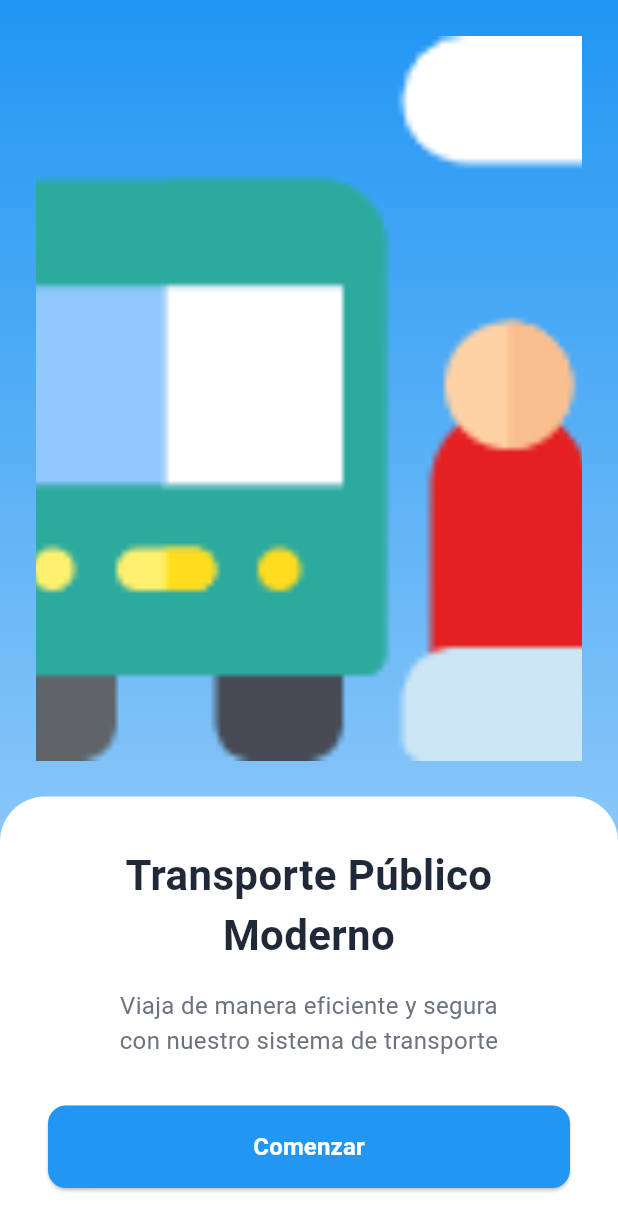
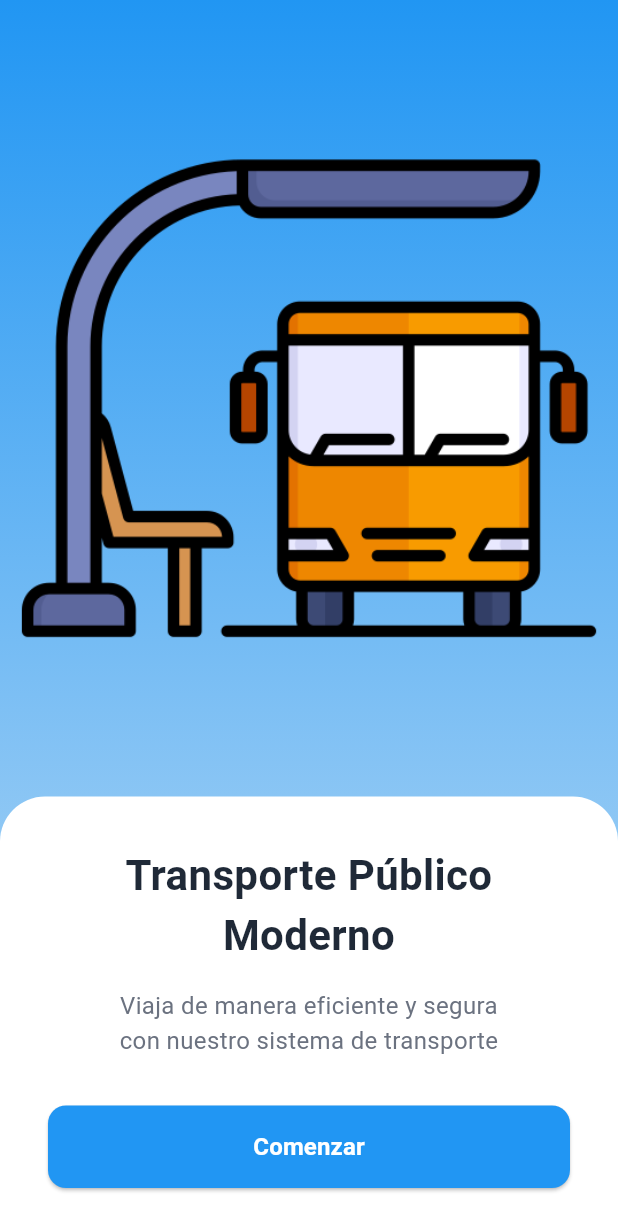
Before and after one commit to wise-owl-dev/Maps, a Flutter app: the screen it shows after launch, on a phone screen of 412 x 824 dp. Shown: the top 1231 px of the screen. Run offline on Flutter 3.47's test engine with Material 3 defaults, Android fonts, the phone set to English and light mode, and no system bars.

Commit message:
Graficación

```diff
--- a/lib/screens/splash/splash_screen.dart
+++ b/lib/screens/splash/splash_screen.dart
@@ -19,8 +19,9 @@ class SplashScreen extends StatelessWidget {
             begin: Alignment.topCenter,
             end: Alignment.bottomCenter,
             colors: [
-              Color.fromARGB(255,33,150,243), // Púrpura más oscuro
-              Color.fromARGB(255, 187, 222, 251), // Púrpura más claro
+              Color.fromARGB(255,33,150,243), // AZUL más oscuro
+               // AZUL más claro
+              Color.fromARGB(255, 195, 223, 245)
             ],
           ),
         ),
@@ -31,14 +32,14 @@ class SplashScreen extends StatelessWidget {
               Expanded(
                 flex: 3,
                 child: Container(
-                  padding: const EdgeInsets.all(24.0),
+                  padding: const EdgeInsets.all(10.0),
                   child: Image.asset(
                     'assets/splash_image.png', // Cambia a un asset local
-                    fit: BoxFit.cover,
+                    fit: BoxFit.contain,
                     errorBuilder: (context, error, stackTrace) {
                       return const Icon(
                         Icons.directions_bus,
-                        size: 120,
+                        size: 700,
                         color: Colors.white,
                       );
                     },
```
Also changed, not shown: assets/splash_image.png.
